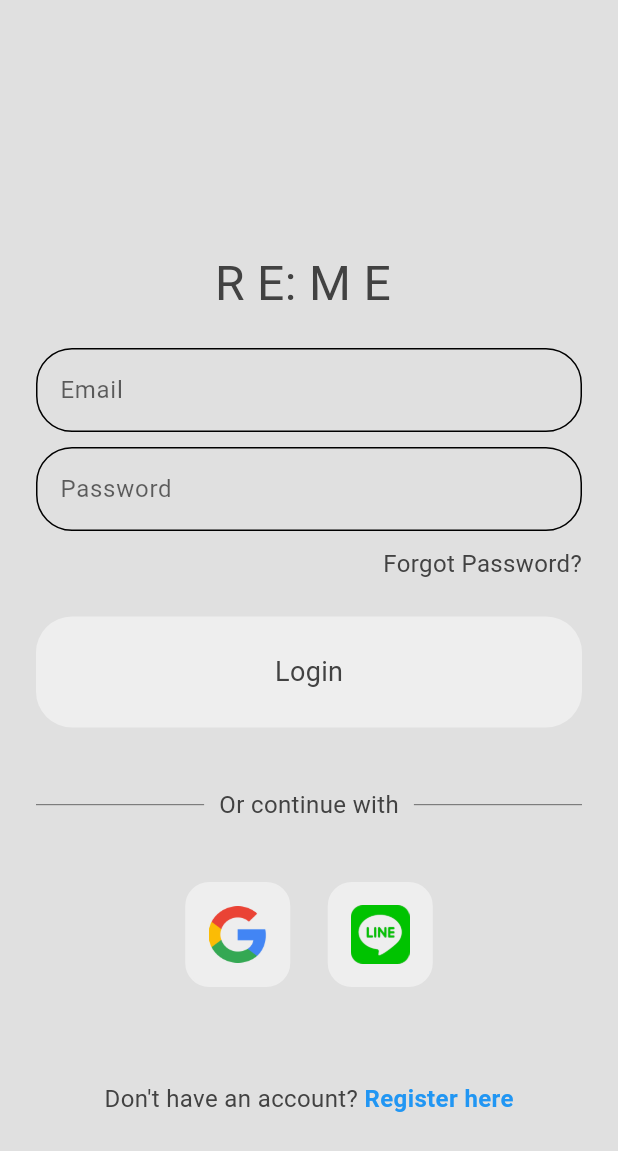
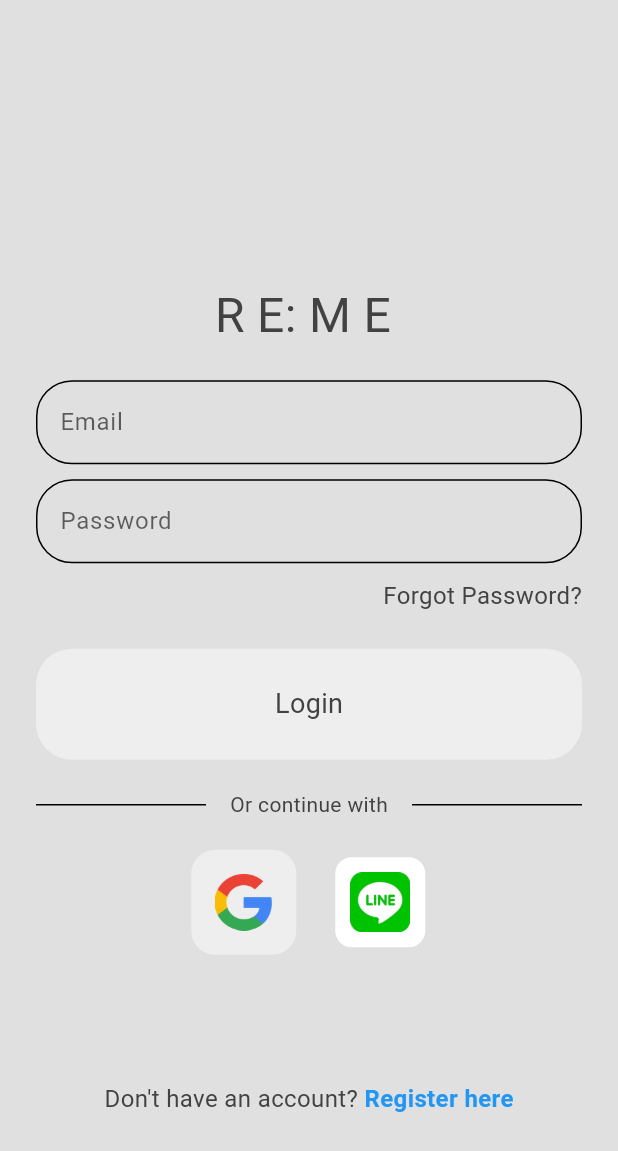
Before and after one commit to Shivansh722/reme, a Flutter app: the screen it shows after launch, on a phone screen of 412 x 824 dp. Shown: the top 1151 px of the screen. Run offline on Flutter 3.47's test engine with Material 3 defaults, Android fonts, the phone set to English and light mode, and no system bars; our stand-ins replace firebase_auth, firebase_core, google_sign_in; missing offline and left inert: flutter_line_sdk; accounts and stored records are empty.

Commit message:
feat: before chnaging xml

```diff
--- a/reme/lib/main.dart
+++ b/reme/lib/main.dart
@@ -1,4 +1,5 @@
 import 'package:flutter/material.dart';
+import 'package:flutter_line_sdk/flutter_line_sdk.dart';
 import 'package:reme/core/theme/light_mode.dart';
 import 'package:reme/src/features/auth/Views/authGate.dart';
 import 'package:reme/src/features/auth/Views/loginView.dart';
@@ -9,6 +10,9 @@ import 'firebase_options.dart';
 
 void main() async {
   WidgetsFlutterBinding.ensureInitialized();
+  LineSDK.instance.setup("${2007541783}").then((_) {
+    print("LineSDK Prepared");
+ });
   await Firebase.initializeApp(
     options: DefaultFirebaseOptions.currentPlatform,
   );
--- a/reme/lib/src/features/auth/Views/loginView.dart
+++ b/reme/lib/src/features/auth/Views/loginView.dart
@@ -1,5 +1,6 @@
 import 'package:firebase_auth/firebase_auth.dart';
 import 'package:flutter/material.dart';
+import 'package:flutter/services.dart';
 import 'package:reme/src/features/auth/services/authService.dart';
 import 'package:reme/src/helpers/helper_functions.dart';
 import 'package:reme/src/widgets/customButton.dart';
@@ -20,8 +21,10 @@ class Loginview extends StatefulWidget {
 class _LoginviewState extends State<Loginview> {
   //text controllers
   TextEditingController emailController = TextEditingController();
+  TextEditingController passwordController = TextEditingController();
 
-  TextEditingController passwordController = TextEditingController();
+  // Create an instance of the auth service
+  final Authservice _authService = Authservice();
 
   //login method
   void login() async {
@@ -53,6 +56,60 @@ class _LoginviewState extends State<Loginview> {
 
       //show error message using our helper function
       showErrorMessage(context, e.code);
+    }
+  }
+
+  // LINE login method
+  void loginWithLine() async {
+    print("Starting LINE login process...");
+
+    //show loading indicator
+    showDialog(
+      context: context,
+      builder: (context) {
+        return const Center(
+          child: CircularProgressIndicator(),
+        );
+      }
+    );
+
+    try {
+      print("Calling LINE SDK login method...");
+      final result = await _authService.signInWithLine();
+      print("LINE SDK login completed successfully");
+
+      // Pop loading circle
+      if (context.mounted) Navigator.pop(context);
+
+      // Get user details if needed
+      final userId = result.userProfile?.userId;
+      final displayName = result.userProfile?.displayName;
+      final pictureUrl = result.userProfile?.pictureUrl;
+
+      print("LINE Login Success - User ID: $userId, Name: $displayName");
+
+      // Show success message
+      if (context.mounted) {
+        ScaffoldMessenger.of(context).showSnackBar(
+          SnackBar(
+            content: Text('LINE Login Success! User: $displayName'),
+            duration: Duration(seconds: 3),
+          ),
+        );
+      }
+
+    } on PlatformException catch (e) {
+      print("LINE SDK login error: ${e.toString()}");
+      // Hide loading indicator
+      if (context.mounted) Navigator.pop(context);
+
+      // Show error message
+      if (context.mounted) _authService.showErrorDialog(context, e.toString());
+    } catch (e) {
+      print("Unexpected error during LINE login: ${e.toString()}");
+      // Handle any other errors
+      if (context.mounted) Navigator.pop(context);
+      if (context.mounted) _authService.showErrorDialog(context, e.toString());
     }
   }
 
@@ -113,48 +170,50 @@ class _LoginviewState extends State<Loginview> {
                   //login button
                   Custombutton(text: 'Login', onTap: login),
 
-                  const SizedBox(height: 40),
+                  const SizedBox(height: 20),
 
-                  //divider with or sign in with google
-                  Row(children: [
-                    //two dividers
-                    Expanded
-                      (child: Divider(
-                        color: Theme.of(context).colorScheme.inversePrimary,
-                        thickness: 0.5,
-                        )),
+                  // Text divider
+                  Row(
+                    children: [
+                      Expanded(child: Divider()),
+                      Padding(
+                        padding: const EdgeInsets.symmetric(horizontal: 16.0),
+                        child: Text(
+                          "Or continue with",
+                          style: TextStyle(color: Theme.of(context).colorScheme.inversePrimary),
+                        ),
+                      ),
+                      Expanded(child: Divider()),
+                    ],
+                  ),
 
-                    const SizedBox(width: 10),
+                  const SizedBox(height: 20),
 
-                    const Text('Or continue with', style: TextStyle(
-                      fontSize: 16,
-                    )),
-
-                    const SizedBox(width: 10),
-
-                    Expanded
-                      (child: Divider(
-                        color: Theme.of(context).colorScheme.inversePrimary,
-                        thickness: 0.5,
-                      )),
-                  ],),
-
-                  const SizedBox(height: 40),
-
-                  //sign in with google button or LINE buttons
+                  // Social login buttons row
                   Row(
                     mainAxisAlignment: MainAxisAlignment.center,
                     children: [
-                      //google button
-                      Squaretile(
+                    Squaretile(
                         imagePath: 'lib/assets/images/google_logo.png',
                         onTap: () => Authservice().signInWithGoogle(),
                          ),
-
-                      const SizedBox(width: 25),
-
-                      // LINE button
-                      Squaretile(imagePath: 'lib/assets/images/line_logo.png', onTap: () => Authservice().signInWithLine(),),
+                       const SizedBox(width: 25),
+                      // LINE login button
+                      GestureDetector(
+                        onTap: loginWithLine,
+                        child: Container(
+                          padding: const EdgeInsets.all(10),
+                          decoration: BoxDecoration(
+                            border: Border.all(color: Colors.grey.shade300),
+                            borderRadius: BorderRadius.circular(12),
+                            color: Colors.white,
+                          ),
+                          child: Image.asset(
+                            'lib/assets/images/line_logo.png', // Make sure this image exists in your assets
+                            height: 40,
+                          ),
+                        ),
+                      ),
                     ],
                   ),
                 ],
--- a/reme/pubspec.yaml
+++ b/reme/pubspec.yaml
@@ -37,6 +37,7 @@ dependencies:
   firebase_core: ^3.13.1
   firebase_auth: ^5.5.4
   google_sign_in: ^6.3.0
+  flutter_line_sdk: ^2.5.2
 
 dev_dependencies:
   flutter_test:
```
Also changed, not shown: reme/lib/src/features/auth/services/authService.dart (+43 -7 lines), reme/pubspec.lock, 4 other files.
